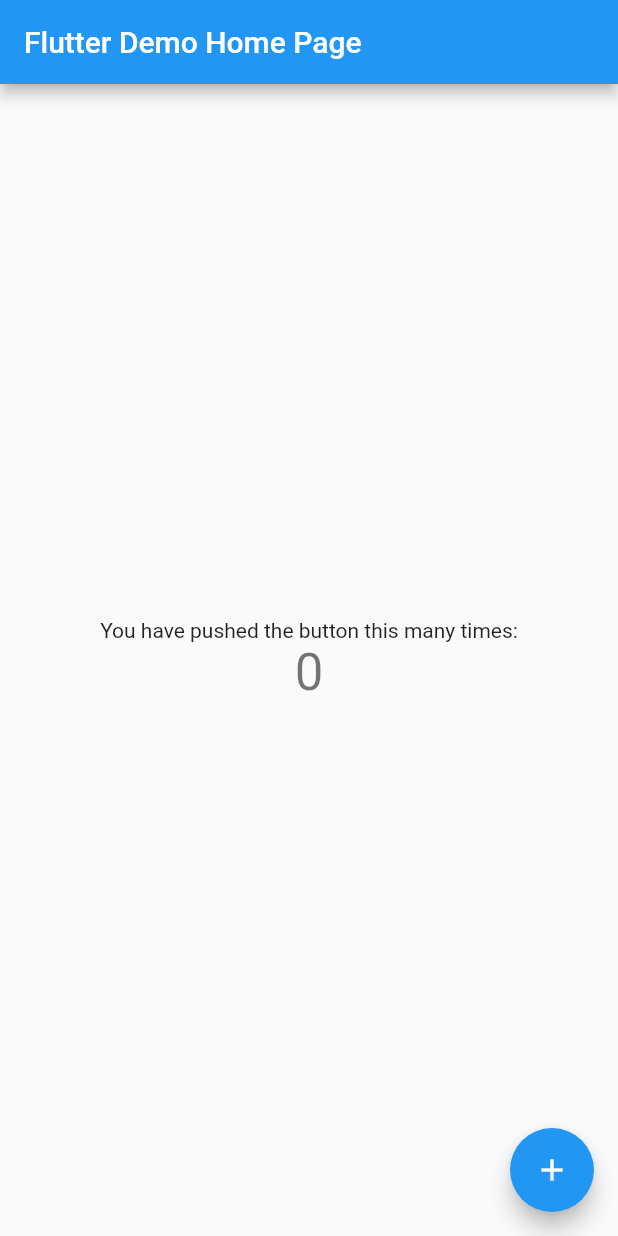
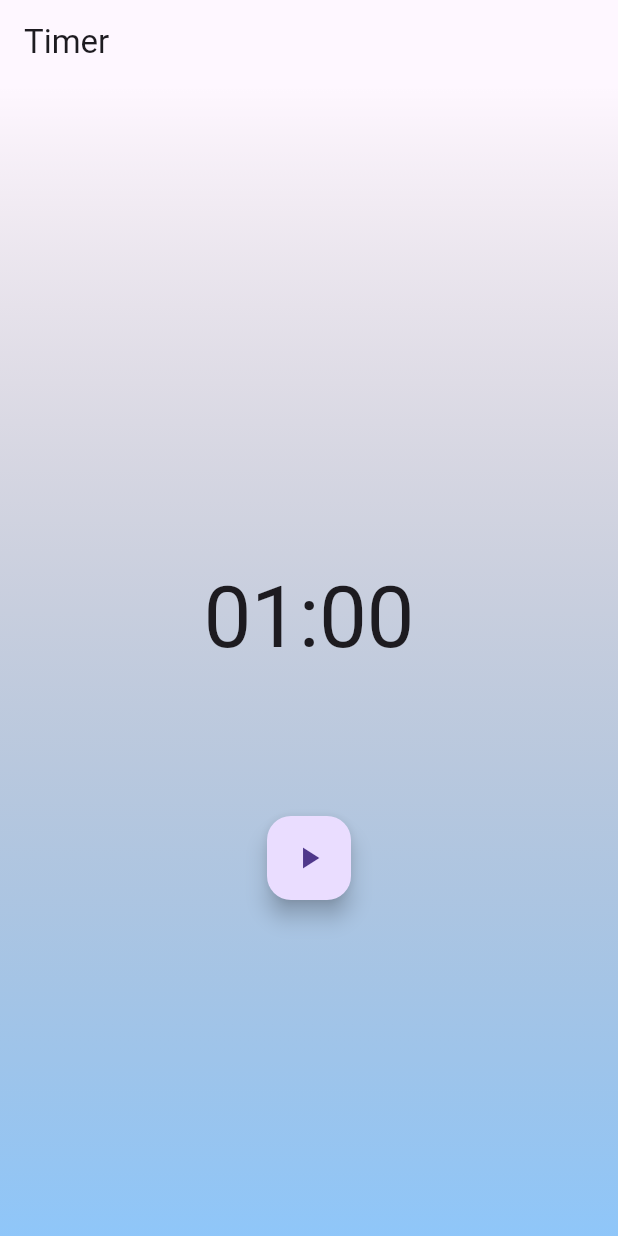
Before and after one commit to meyzaal/flutter_timer, a Flutter app: the screen it shows after launch, on a phone screen of 412 x 824 dp. Run offline on Flutter 3.47's test engine with Material 2 defaults, Android fonts, the phone set to English and light mode, and no system bars; our stand-ins replace bloc, equatable, flutter_bloc.

Commit message:
finished tutorial

```diff
--- /dev/null
+++ b/lib/app/app.dart
@@ -0,0 +1,41 @@
+import 'package:flutter/material.dart';
+import 'package:flutter/scheduler.dart';
+import 'package:flutter_bloc/flutter_bloc.dart';
+import 'package:flutter_timer_app/app/cubit/theme_cubit.dart';
+import 'package:flutter_timer_app/timer/view/timer_page.dart';
+
+class AppPage extends StatelessWidget {
+  const AppPage({super.key});
+
+  @override
+  Widget build(BuildContext context) {
+    return BlocProvider(
+      create: (_) => ThemeCubit(),
+      child: const AppView(),
+    );
+  }
+}
+
+class AppView extends StatelessWidget {
+  const AppView({super.key});
+
+  @override
+  Widget build(BuildContext context) {
+    // Get current theme
+    Brightness brightness = SchedulerBinding.instance.window.platformBrightness;
+    bool currentTheme = brightness == Brightness.dark;
+
+    return BlocBuilder<ThemeCubit, bool?>(
+      builder: (context, state) {
+        context.read<ThemeCubit>().onThemeChange();
+        return MaterialApp(
+          debugShowCheckedModeBanner: false,
+          home: const TimerPage(),
+          theme: (state ?? currentTheme)
+              ? ThemeData.dark(useMaterial3: true)
+              : ThemeData.light(useMaterial3: true),
+        );
+      },
+    );
+  }
+}
--- /dev/null
+++ b/lib/app/cubit/theme_cubit.dart
@@ -0,0 +1,17 @@
+import 'package:bloc/bloc.dart';
+import 'package:flutter/material.dart';
+
+
+class ThemeCubit extends Cubit<bool?> {
+  ThemeCubit() : super(null);
+
+  final window = WidgetsBinding.instance.window;
+
+  void onThemeChange() {
+    // This callback is called every time the brightness changes.
+    window.onPlatformBrightnessChanged = () {
+      final brightness = window.platformBrightness;
+      emit(brightness == Brightness.dark);
+    };
+  }
+}
--- a/lib/cubit/app_cubit.dart
+++ /dev/null
@@ -1,8 +0,0 @@
-import 'package:bloc/bloc.dart';
-import 'package:meta/meta.dart';
-
-part 'app_state.dart';
-
-class AppCubit extends Cubit<AppState> {
-  AppCubit() : super(AppInitial());
-}
--- a/lib/cubit/app_state.dart
+++ /dev/null
@@ -1,6 +0,0 @@
-part of 'app_cubit.dart';
-
-@immutable
-abstract class AppState {}
-
-class AppInitial extends AppState {}
--- a/lib/main.dart
+++ b/lib/main.dart
@@ -1,65 +1,11 @@
+import 'package:bloc/bloc.dart';
 import 'package:flutter/material.dart';
+import 'package:flutter_timer_app/app/app.dart';
+import 'package:flutter_timer_app/observer.dart';
 
 void main() {
-  runApp(const MyApp());
+  WidgetsFlutterBinding.ensureInitialized();
+  Bloc.observer = TimerBlocObserver();
+
+  runApp(const AppPage());
 }
-
-class MyApp extends StatelessWidget {
-  const MyApp({super.key});
-
-  @override
-  Widget build(BuildContext context) {
-    return MaterialApp(
-      title: 'Flutter Demo',
-      theme: ThemeData(),
-      home: const MyHomePage(title: 'Flutter Demo Home Page'),
-    );
-  }
-}
-
-class MyHomePage extends StatefulWidget {
-  const MyHomePage({super.key, required this.title});
-
-  final String title;
-
-  @override
-  State<MyHomePage> createState() => _MyHomePageState();
-}
-
-class _MyHomePageState extends State<MyHomePage> {
-  int _counter = 0;
-
-  void _incrementCounter() {
-    setState(() {
-      _counter++;
-    });
-  }
-
-  @override
-  Widget build(BuildContext context) {
-    return Scaffold(
-      appBar: AppBar(
-        title: Text(widget.title),
-      ),
-      body: Center(
-        child: Column(
-          mainAxisAlignment: MainAxisAlignment.center,
-          children: <Widget>[
-            const Text(
-              'You have pushed the button this many times:',
-            ),
-            Text(
-              '$_counter',
-              style: Theme.of(context).textTheme.headline4,
-            ),
-          ],
-        ),
-      ),
-      floatingActionButton: FloatingActionButton(
-        onPressed: _incrementCounter,
-        tooltip: 'Increment',
-        child: const Icon(Icons.add),
-      ),
-    );
-  }
-}
--- /dev/null
+++ b/lib/observer.dart
@@ -0,0 +1,10 @@
+import 'package:bloc/bloc.dart';
+import 'package:flutter/material.dart';
+
+class TimerBlocObserver extends BlocObserver {
+  @override
+  void onChange(BlocBase bloc, Change change) {
+    super.onChange(bloc, change);
+    debugPrint('${bloc.runtimeType} $change');
+  }
+}
--- /dev/null
+++ b/lib/ticker.dart
@@ -0,0 +1,8 @@
+class Ticker {
+  const Ticker();
+
+  Stream<int> tick({required int ticks}) {
+    return Stream.periodic(const Duration(seconds: 1), (x) => ticks - x - 1)
+        .take(ticks);
+  }
+}
--- /dev/null
+++ b/lib/timer/bloc/timer_bloc.dart
@@ -0,0 +1,63 @@
+import 'dart:async';
+
+import 'package:bloc/bloc.dart';
+import 'package:equatable/equatable.dart';
+import 'package:flutter_timer_app/ticker.dart';
+
+part 'timer_event.dart';
+part 'timer_state.dart';
+
+class TimerBloc extends Bloc<TimerEvent, TimerState> {
+  final Ticker _ticker;
+  static const int _duration = 60;
+
+  StreamSubscription<int>? _tickerSubscription;
+
+  TimerBloc({required Ticker ticker})
+      : _ticker = ticker,
+        super(const TimerInitial(_duration)) {
+    on<TimerStarted>(_onStarted);
+    on<TimerPaused>(_onPaused);
+    on<TimerResumed>(_onResumed);
+    on<TimerReset>(_onReset);
+    on<_TimerTicked>(_onTicked);
+  }
+  @override
+  Future<void> close() {
+    _tickerSubscription?.cancel();
+    return super.close();
+  }
+
+  void _onStarted(TimerStarted event, Emitter<TimerState> emit) {
+    emit(TimerRunInProgress(event.duration));
+    _tickerSubscription?.cancel();
+    _tickerSubscription = _ticker
+        .tick(ticks: event.duration)
+        .listen((duration) => add(_TimerTicked(duration: duration)));
+  }
+
+  void _onPaused(TimerPaused event, Emitter<TimerState> emit) {
+    if (state is TimerRunInProgress) {
+      _tickerSubscription?.pause();
+      emit(TimerRunPause(state.duration));
+    }
+  }
+
+  void _onResumed(TimerResumed event, Emitter<TimerState> emit) {
+    if (state is TimerRunPause) {
+      _tickerSubscription?.resume();
+      emit(TimerRunInProgress(state.duration));
+    }
+  }
+
+  void _onReset(TimerReset event, Emitter<TimerState> emit) {
+    _tickerSubscription?.cancel();
+    emit(const TimerInitial(_duration));
+  }
+
+  void _onTicked(_TimerTicked event, Emitter<TimerState> emit) {
+    emit(event.duration > 0
+        ? TimerRunInProgress(event.duration)
+        : const TimerRunComplete());
+  }
+}
--- /dev/null
+++ b/lib/timer/bloc/timer_event.dart
@@ -0,0 +1,28 @@
+part of 'timer_bloc.dart';
+
+abstract class TimerEvent {
+  const TimerEvent();
+}
+
+class TimerStarted extends TimerEvent {
+  const TimerStarted({required this.duration});
+  final int duration;
+}
+
+class TimerPaused extends TimerEvent {
+  const TimerPaused();
+}
+
+class TimerResumed extends TimerEvent {
+  const TimerResumed();
+}
+
+class TimerReset extends TimerEvent {
+  const TimerReset();
+}
+
+class _TimerTicked extends TimerEvent {
+  const _TimerTicked({required this.duration});
+
+  final int duration;
+}
--- /dev/null
+++ b/lib/timer/bloc/timer_state.dart
@@ -0,0 +1,34 @@
+part of 'timer_bloc.dart';
+
+abstract class TimerState extends Equatable {
+  const TimerState(this.duration);
+  final int duration;
+
+  @override
+  List<Object> get props => [duration];
+}
+
+class TimerInitial extends TimerState {
+  const TimerInitial(super.duration);
+
+  @override
+  String toString() => 'TimerInitial { duration : $duration }';
+}
+
+class TimerRunPause extends TimerState {
+  const TimerRunPause(super.duration);
+
+  @override
+  String toString() => 'TimerRunPause : { duration : $duration }';
+}
+
+class TimerRunInProgress extends TimerState {
+  const TimerRunInProgress(super.duration);
+
+  @override
+  String toString() => 'TimerRunInProgress : { duration: $duration }';
+}
+
+class TimerRunComplete extends TimerState {
+  const TimerRunComplete() : super(0);
+}
--- /dev/null
+++ b/lib/timer/view/timer_page.dart
@@ -0,0 +1,17 @@
+import 'package:flutter/material.dart';
+import 'package:flutter_bloc/flutter_bloc.dart';
+import 'package:flutter_timer_app/ticker.dart';
+import 'package:flutter_timer_app/timer/bloc/timer_bloc.dart';
+import 'package:flutter_timer_app/timer/view/timer_view.dart';
+
+class TimerPage extends StatelessWidget {
+  const TimerPage({super.key});
+
+  @override
+  Widget build(BuildContext context) {
+    return BlocProvider(
+      create: (_) => TimerBloc(ticker: const Ticker()),
+      child: const TimerView(),
+    );
+  }
+}
--- /dev/null
+++ b/lib/timer/view/timer_view.dart
@@ -0,0 +1,34 @@
+import 'package:flutter/material.dart';
+import 'package:flutter_timer_app/timer/view/widgets/timer_actions.dart';
+import 'package:flutter_timer_app/timer/view/widgets/timer_background.dart';
+import 'package:flutter_timer_app/timer/view/widgets/timer_text.dart';
+
+class TimerView extends StatelessWidget {
+  const TimerView({super.key});
+
+  @override
+  Widget build(BuildContext context) {
+    return Scaffold(
+      appBar: AppBar(
+        title: const Text('Timer'),
+      ),
+      body: Stack(
+        children: [
+          const TimerBackground(),
+          Column(
+            mainAxisAlignment: MainAxisAlignment.center,
+            children: const [
+              Padding(
+                padding: EdgeInsets.symmetric(vertical: 100.0),
+                child: Center(
+                  child: TimerText(),
+                ),
+              ),
+              TimerActions()
+            ],
+          ),
+        ],
+      ),
+    );
+  }
+}
--- /dev/null
+++ b/lib/timer/view/widgets/timer_actions.dart
@@ -0,0 +1,58 @@
+import 'package:flutter/material.dart';
+import 'package:flutter_bloc/flutter_bloc.dart';
+import 'package:flutter_timer_app/timer/bloc/timer_bloc.dart';
+
+class TimerActions extends StatelessWidget {
+  const TimerActions({super.key});
+
+  @override
+  Widget build(BuildContext context) {
+    return BlocBuilder<TimerBloc, TimerState>(
+      buildWhen: (prev, state) => prev.runtimeType != state.runtimeType,
+      builder: (context, state) {
+        return Row(
+          mainAxisAlignment: MainAxisAlignment.spaceEvenly,
+          children: [
+            if (state is TimerInitial) ...[
+              FloatingActionButton(
+                child: const Icon(Icons.play_arrow),
+                onPressed: () => context
+                    .read<TimerBloc>()
+                    .add(TimerStarted(duration: state.duration)),
+              )
+            ],
+            if (state is TimerRunInProgress) ...[
+              FloatingActionButton(
+                  child: const Icon(Icons.pause),
+                  onPressed: () =>
+                      context.read<TimerBloc>().add(const TimerPaused())),
+              FloatingActionButton(
+                  child: const Icon(Icons.replay),
+                  onPressed: () =>
+                      context.read<TimerBloc>().add(const TimerReset()))
+            ],
+            if (state is TimerRunPause) ...[
+              FloatingActionButton(
+                child: const Icon(Icons.play_arrow),
+                onPressed: () =>
+                    context.read<TimerBloc>().add(const TimerResumed()),
+              ),
+              FloatingActionButton(
+                child: const Icon(Icons.replay),
+                onPressed: () =>
+                    context.read<TimerBloc>().add(const TimerReset()),
+              )
+            ],
+            if (state is TimerRunComplete) ...[
+              FloatingActionButton(
+                child: const Icon(Icons.replay),
+                onPressed: () =>
+                    context.read<TimerBloc>().add(const TimerReset()),
+              ),
+            ]
+          ],
+        );
+      },
+    );
+  }
+}
--- /dev/null
+++ b/lib/timer/view/widgets/timer_background.dart
@@ -0,0 +1,16 @@
+import 'package:flutter/material.dart';
+
+class TimerBackground extends StatelessWidget {
+  const TimerBackground({super.key});
+
+  @override
+  Widget build(BuildContext context) {
+    return Container(
+      decoration: BoxDecoration(
+          gradient: LinearGradient(
+              begin: Alignment.topCenter,
+              end: Alignment.bottomCenter,
+              colors: [Colors.transparent, Colors.blue.withOpacity(0.5)])),
+    );
+  }
+}
--- /dev/null
+++ b/lib/timer/view/widgets/timer_text.dart
@@ -0,0 +1,18 @@
+import 'package:flutter/material.dart';
+import 'package:flutter_bloc/flutter_bloc.dart';
+import 'package:flutter_timer_app/timer/bloc/timer_bloc.dart';
+
+class TimerText extends StatelessWidget {
+  const TimerText({super.key});
+
+  @override
+  Widget build(BuildContext context) {
+    final duration = context.select((TimerBloc bloc) => bloc.state.duration);
+    final minuteStr = ((duration / 60) % 60).floor().toString().padLeft(2, '0');
+    final secondStr = (duration % 60).floor().toString().padLeft(2, '0');
+    return Text(
+      '$minuteStr:$secondStr',
+      style: Theme.of(context).textTheme.headline1,
+    );
+  }
+}
--- a/pubspec.yaml
+++ b/pubspec.yaml
@@ -38,6 +38,7 @@ dependencies:
   cupertino_icons: ^1.0.2
   bloc: ^8.1.0
   flutter_bloc: ^8.1.1
+  equatable: ^2.0.5
 
 dev_dependencies:
   flutter_test:
@@ -49,6 +50,9 @@ dev_dependencies:
   # package. See that file for information about deactivating specific lint
   # rules and activating additional ones.
   flutter_lints: ^2.0.0
+  bloc_test: ^9.1.0
+  mocktail: ^0.3.0
+  very_good_analysis: ^3.1.0
 
 # For information on the generic Dart part of this file, see the
 # following page: https://dart.dev/tools/pub/pubspec
```
Also changed, not shown: pubspec.lock, 1 other file.
